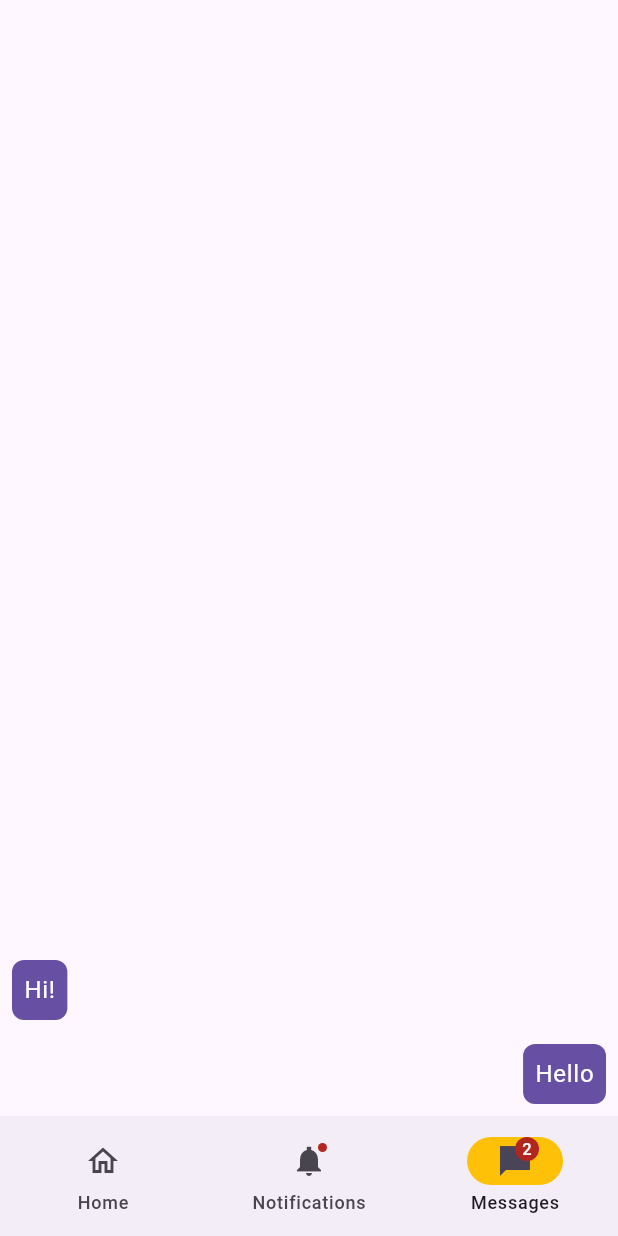
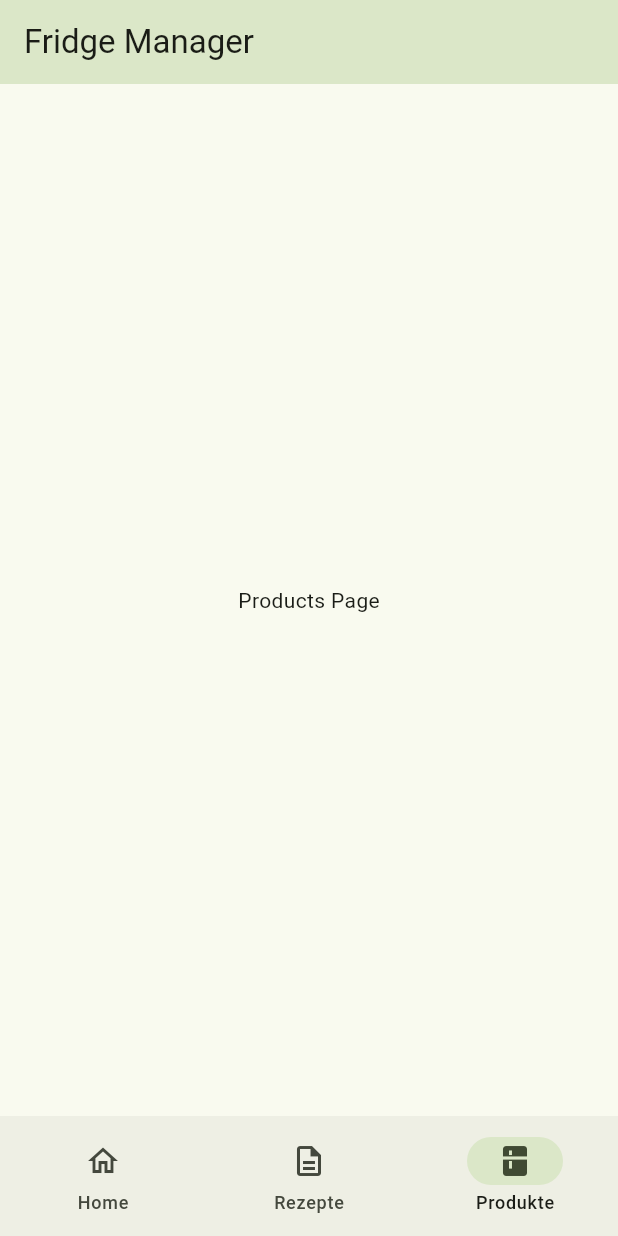
Before and after one commit to ultraluminar/EMA-2024s, a Flutter app: the screen it shows after launch, item 3 of the bottom bar chosen, on a phone screen of 412 x 824 dp. Run offline on Flutter 3.47's test engine with Material 3 defaults, Android fonts, the phone set to English and light mode, and no system bars.

```diff
--- a/lib/main.dart
+++ b/lib/main.dart
@@ -1,142 +1,7 @@
 import 'package:flutter/material.dart';
 
-/// Flutter code sample for [NavigationBar].
+import 'src/app.dart';
 
-void main() => runApp(const NavigationBarApp());
-
-class NavigationBarApp extends StatelessWidget {
-  const NavigationBarApp({super.key});
-
-  @override
-  Widget build(BuildContext context) {
-    return MaterialApp(
-      theme: ThemeData(useMaterial3: true),
-      home: const NavigationExample(),
-    );
-  }
+void main() async {
+  runApp(FridgeManager());
 }
-
-class NavigationExample extends StatefulWidget {
-  const NavigationExample({super.key});
-
-  @override
-  State<NavigationExample> createState() => _NavigationExampleState();
-}
-
-class _NavigationExampleState extends State<NavigationExample> {
-  int currentPageIndex = 0;
-
-  @override
-  Widget build(BuildContext context) {
-    final ThemeData theme = Theme.of(context);
-    return Scaffold(
-      bottomNavigationBar: NavigationBar(
-        onDestinationSelected: (int index) {
-          setState(() {
-            currentPageIndex = index;
-          });
-        },
-        indicatorColor: Colors.amber,
-        selectedIndex: currentPageIndex,
-        destinations: const <Widget>[
-          NavigationDestination(
-            selectedIcon: Icon(Icons.home),
-            icon: Icon(Icons.home_outlined),
-            label: 'Home',
-          ),
-          NavigationDestination(
-            icon: Badge(child: Icon(Icons.notifications_sharp)),
-            label: 'Notifications',
-          ),
-          NavigationDestination(
-            icon: Badge(
-              label: Text('2'),
-              child: Icon(Icons.messenger_sharp),
-            ),
-            label: 'Messages',
-          ),
-        ],
-      ),
-      body: <Widget>[
-        /// Home page
-        Card(
-          shadowColor: Colors.transparent,
-          margin: const EdgeInsets.all(8.0),
-          child: SizedBox.expand(
-            child: Center(
-              child: Text(
-                'Home page',
-                style: theme.textTheme.titleLarge,
-              ),
-            ),
-          ),
-        ),
-
-        /// Notifications page
-        const Padding(
-          padding: EdgeInsets.all(8.0),
-          child: Column(
-            children: <Widget>[
-              Card(
-                child: ListTile(
-                  leading: Icon(Icons.notifications_sharp),
-                  title: Text('Notification 1'),
-                  subtitle: Text('This is a notification'),
-                ),
-              ),
-              Card(
-                child: ListTile(
-                  leading: Icon(Icons.notifications_sharp),
-                  title: Text('Notification 2'),
-                  subtitle: Text('This is a notification'),
-                ),
-              ),
-            ],
-          ),
-        ),
-
-        /// Messages page
-        ListView.builder(
-          reverse: true,
-          itemCount: 2,
-          itemBuilder: (BuildContext context, int index) {
-            if (index == 0) {
-              return Align(
-                alignment: Alignment.centerRight,
-                child: Container(
-                  margin: const EdgeInsets.all(8.0),
-                  padding: const EdgeInsets.all(8.0),
-                  decoration: BoxDecoration(
-                    color: theme.colorScheme.primary,
-                    borderRadius: BorderRadius.circular(8.0),
-                  ),
-                  child: Text(
-                    'Hello',
-                    style: theme.textTheme.bodyLarge!
-                        .copyWith(color: theme.colorScheme.onPrimary),
-                  ),
-                ),
-              );
-            }
-            return Align(
-              alignment: Alignment.centerLeft,
-              child: Container(
-                margin: const EdgeInsets.all(8.0),
-                padding: const EdgeInsets.all(8.0),
-                decoration: BoxDecoration(
-                  color: theme.colorScheme.primary,
-                  borderRadius: BorderRadius.circular(8.0),
-                ),
-                child: Text(
-                  'Hi!',
-                  style: theme.textTheme.bodyLarge!
-                      .copyWith(color: theme.colorScheme.onPrimary),
-                ),
-              ),
-            );
-          },
-        ),
-      ][currentPageIndex],
-    );
-  }
-}
--- /dev/null
+++ b/lib/src/app.dart
@@ -0,0 +1,86 @@
+import 'package:flutter/material.dart';
+
+import 'appPages/homePage.dart';
+import 'appPages/productsPage.dart';
+import 'appPages/recipesPage.dart';
+
+class FridgeManager extends StatelessWidget {
+  const FridgeManager({
+    super.key,
+  });
+
+  @override
+  Widget build(BuildContext context) {
+    return MaterialApp(
+      title: 'Fridge Manager',
+      theme: ThemeData(
+        useMaterial3: true,
+        colorScheme: ColorScheme.fromSeed(
+          seedColor: Colors.lightGreen,
+          brightness: Brightness.light,
+        ),
+      ),
+      darkTheme: ThemeData(
+        useMaterial3: true,
+        colorScheme: ColorScheme.fromSeed(
+          seedColor: Colors.lightGreen,
+          brightness: Brightness.dark,
+        ),
+      ),
+      home: const FridgeManagerScaffold(),
+    );
+  }
+}
+
+class FridgeManagerScaffold extends StatefulWidget {
+  const FridgeManagerScaffold({super.key});
+
+  @override
+  State<FridgeManagerScaffold> createState() => _FridgeManagerScaffoldState();
+}
+
+class _FridgeManagerScaffoldState extends State<FridgeManagerScaffold> {
+  int currentPageIndex = 0;
+
+  @override
+  Widget build(BuildContext context) {
+    final ColorScheme colorScheme = Theme.of(context).colorScheme;
+
+    return Scaffold(
+      appBar: AppBar(
+        title: const Text('Fridge Manager'),
+        backgroundColor: colorScheme.secondaryContainer,
+      ),
+      body: <Widget>[
+        const HomePage(),
+        const RecipesPage(),
+        const ProductsPage(),
+      ][currentPageIndex],
+      bottomNavigationBar: NavigationBar(
+        destinations: const <Widget>[
+          NavigationDestination(
+            selectedIcon: Icon(Icons.home),
+            icon: Icon(Icons.home_outlined),
+            label: 'Home',
+          ),
+          NavigationDestination(
+            selectedIcon: Icon(Icons.description),
+            icon: Icon(Icons.description_outlined),
+            label: 'Rezepte',
+          ),
+          NavigationDestination(
+            selectedIcon: Icon(Icons.kitchen),
+            icon: Icon(Icons.kitchen_outlined),
+            label: 'Produkte',
+          ),
+        ],
+        selectedIndex: currentPageIndex,
+        onDestinationSelected: (int index) {
+          setState(() {
+            currentPageIndex = index;
+          });
+        },
+      ),
+    );
+  }
+}
--- /dev/null
+++ b/lib/src/appPages/homePage.dart
@@ -0,0 +1,12 @@
+import 'package:flutter/material.dart';
+
+class HomePage extends StatelessWidget {
+  const HomePage({super.key});
+
+  @override
+  Widget build(BuildContext context) {
+    return const Center(
+      child: Text('Home Page'),
+    );
+  }
+}
--- /dev/null
+++ b/lib/src/appPages/productsPage.dart
@@ -0,0 +1,12 @@
+import 'package:flutter/material.dart';
+
+class ProductsPage extends StatelessWidget {
+  const ProductsPage({super.key});
+
+  @override
+  Widget build(BuildContext context) {
+    return const Center(
+      child: Text('Products Page'),
+    );
+  }
+}
--- /dev/null
+++ b/lib/src/appPages/recipesPage.dart
@@ -0,0 +1,12 @@
+import 'package:flutter/material.dart';
+
+class RecipesPage extends StatelessWidget {
+  const RecipesPage({super.key});
+
+  @override
+  Widget build(BuildContext context) {
+    return const Center(
+      child: Text('Recipes Page'),
+    );
+  }
+}
```
